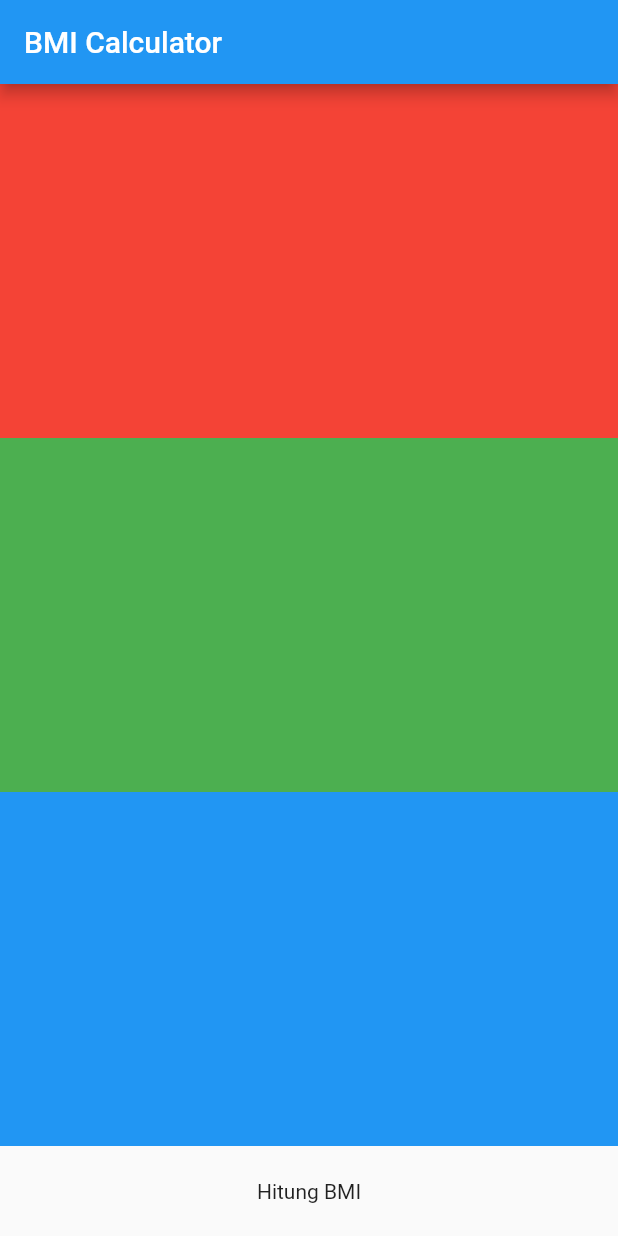
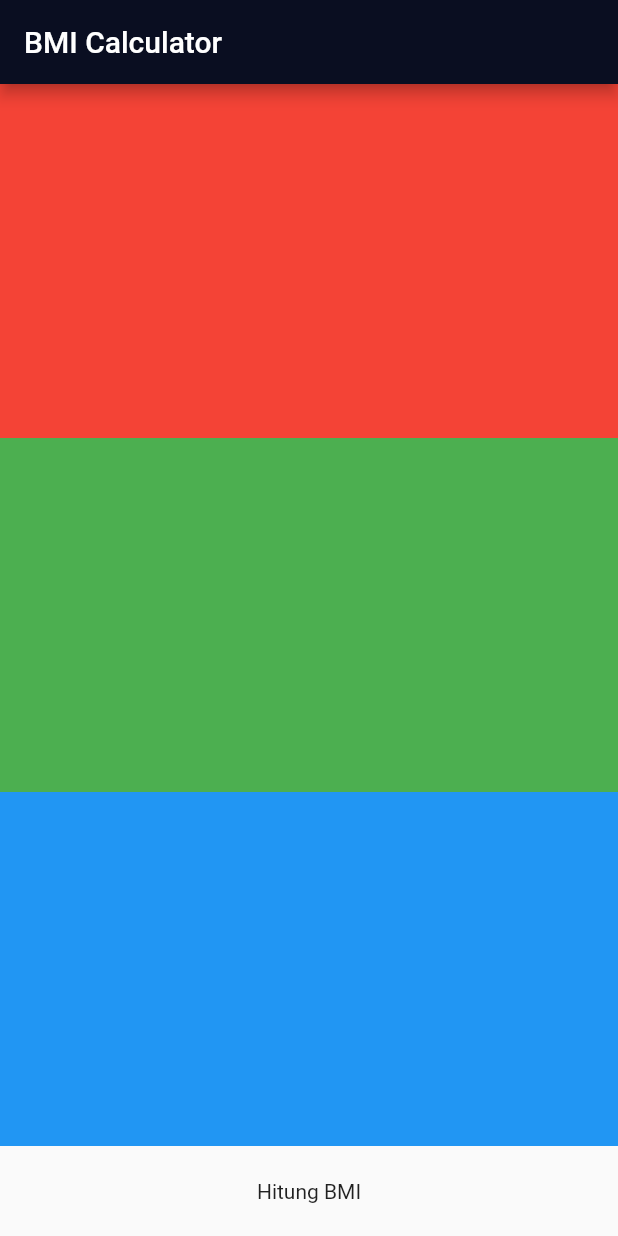
Before and after one commit to maviswisanggeni/bmi-calculator-app, a Flutter app: the screen it shows after launch, on a phone screen of 412 x 824 dp. Run offline on Flutter 3.47's test engine with Material 2 defaults, Android fonts, the phone set to English and light mode, and no system bars.

```diff
--- a/lib/main.dart
+++ b/lib/main.dart
@@ -14,6 +14,10 @@ class MyApp extends StatelessWidget {
     return MaterialApp(
       title: 'Flutter Demo',
       theme: ThemeData(
+        appBarTheme: AppBarTheme(
+          // #0A0E21
+          backgroundColor: Color(0xff0a0e21),
+        ),
         // This is the theme of your application.
         //
         // Try running your application with "flutter run". You'll see the
```
